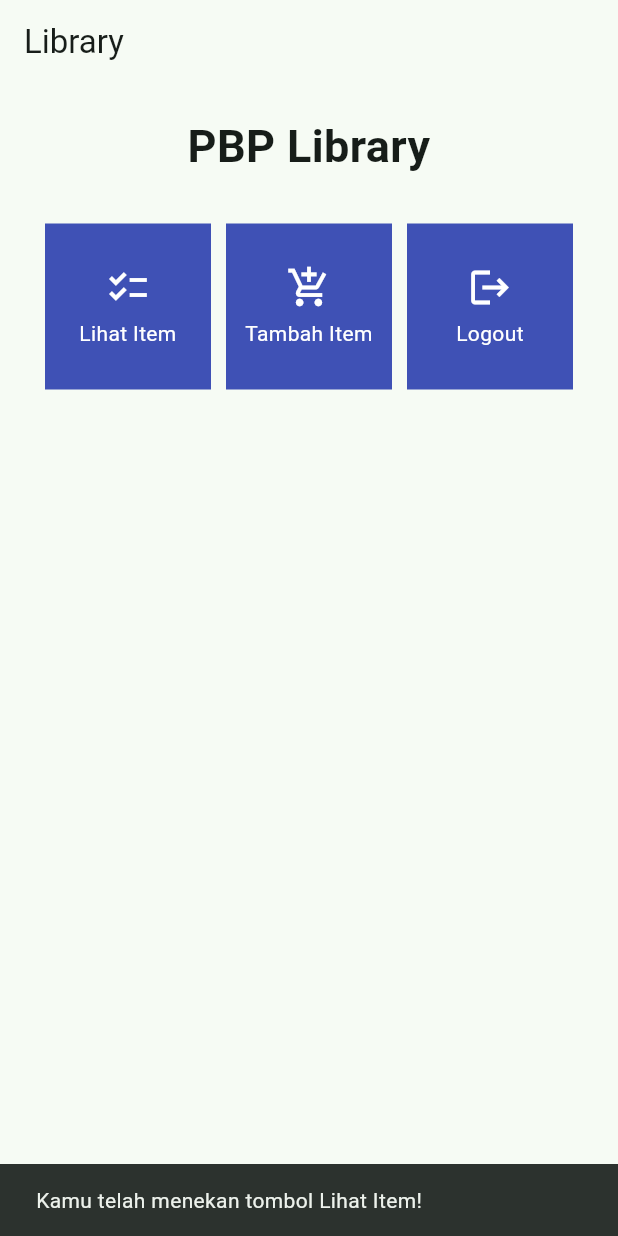
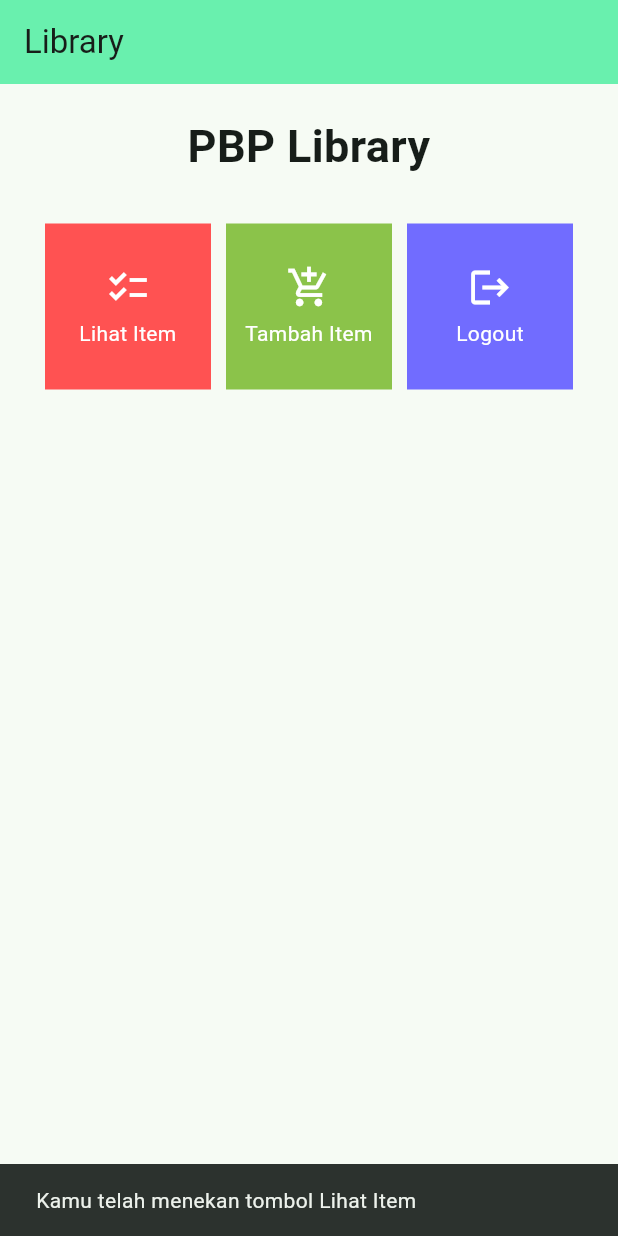
Before and after one commit to KhansaMahira/library-mobile, a Flutter app: the screen it shows after launch, after a tap on "Lihat Item", on a phone screen of 412 x 824 dp. Run offline on Flutter 3.47's test engine with Material 2 defaults, Android fonts, the phone set to English and light mode, and no system bars.

Commit message:
Button With Color and Some Revision

```diff
--- a/lib/menu.dart
+++ b/lib/menu.dart
@@ -2,9 +2,10 @@ import 'package:flutter/material.dart';
 
 class LibraryItem {
   final String name;
+  final Color color;
   final IconData icon;
 
-  LibraryItem(this.name, this.icon);
+  LibraryItem(this.name, this.color, this.icon);
 }
 
 class LibraryCard extends StatelessWidget {
@@ -15,7 +16,7 @@ class LibraryCard extends StatelessWidget {
   @override
   Widget build(BuildContext context) {
     return Material(
-      color: Colors.indigo,
+      color: item.color,
       child: InkWell(
         // Area responsive terhadap sentuhan
         onTap: () {
@@ -23,7 +24,7 @@ class LibraryCard extends StatelessWidget {
           ScaffoldMessenger.of(context)
             ..hideCurrentSnackBar()
             ..showSnackBar(SnackBar(
-                content: Text("Kamu telah menekan tombol ${item.name}!")));
+                content: Text("Kamu telah menekan tombol ${item.name}")));
         },
         child: Container(
           // Container untuk menyimpan Icon dan Text
@@ -56,9 +57,9 @@ class MyHomePage extends StatelessWidget {
   MyHomePage({Key? key}) : super(key: key);
 
   final List<LibraryItem> items = [
-    LibraryItem("Lihat Item", Icons.checklist),
-    LibraryItem("Tambah Item", Icons.add_shopping_cart),
-    LibraryItem("Logout", Icons.logout),
+    LibraryItem("Lihat Item", Colors.redAccent, Icons.checklist),
+    LibraryItem("Tambah Item", Colors.lightGreen, Icons.add_shopping_cart),
+    LibraryItem("Logout", Color(0xFF716CFF), Icons.logout),
 ];
 
     @override
@@ -66,8 +67,9 @@ class MyHomePage extends StatelessWidget {
         return Scaffold(
           appBar: AppBar(
             title: const Text(
-              'Library'
+              'Library',
             ),
+            backgroundColor: Colors.greenAccent,
           ),
           body: SingleChildScrollView(
             // Widget wrapper yang dapat discroll
```
